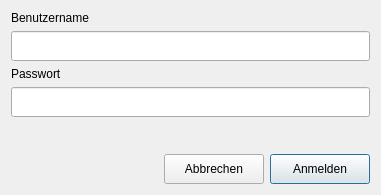
Christian-Kr/QualificationMatrix, file ui/qmamslogindialog.ui: the form before one commit.
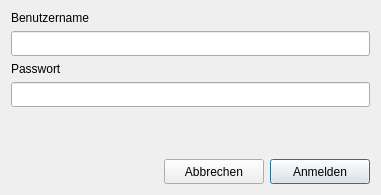
The form after the commit.

Commit message: Redesign login dialog

The edit to the form file:
```diff
--- a/ui/qmamslogindialog.ui
+++ b/ui/qmamslogindialog.ui
@@ -31,7 +31,7 @@
        <property name="minimumSize">
         <size>
          <width>30</width>
-         <height>30</height>
+         <height>25</height>
         </size>
        </property>
        <property name="echoMode">
@@ -58,7 +58,7 @@
        <property name="minimumSize">
         <size>
          <width>30</width>
-         <height>30</height>
+         <height>25</height>
         </size>
        </property>
        <property name="echoMode">
@@ -107,7 +107,7 @@
        <property name="minimumSize">
         <size>
          <width>100</width>
-         <height>30</height>
+         <height>25</height>
         </size>
        </property>
        <property name="text">
@@ -123,7 +123,7 @@
        <property name="minimumSize">
         <size>
          <width>100</width>
-         <height>30</height>
+         <height>25</height>
         </size>
        </property>
        <property name="text">
```
